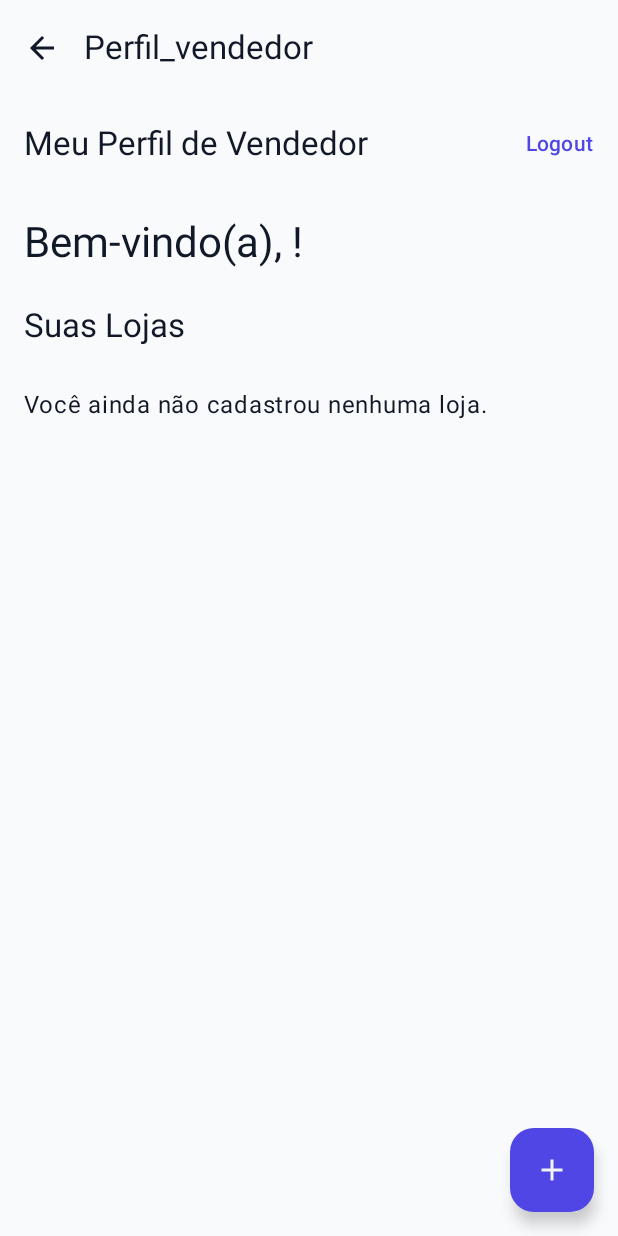
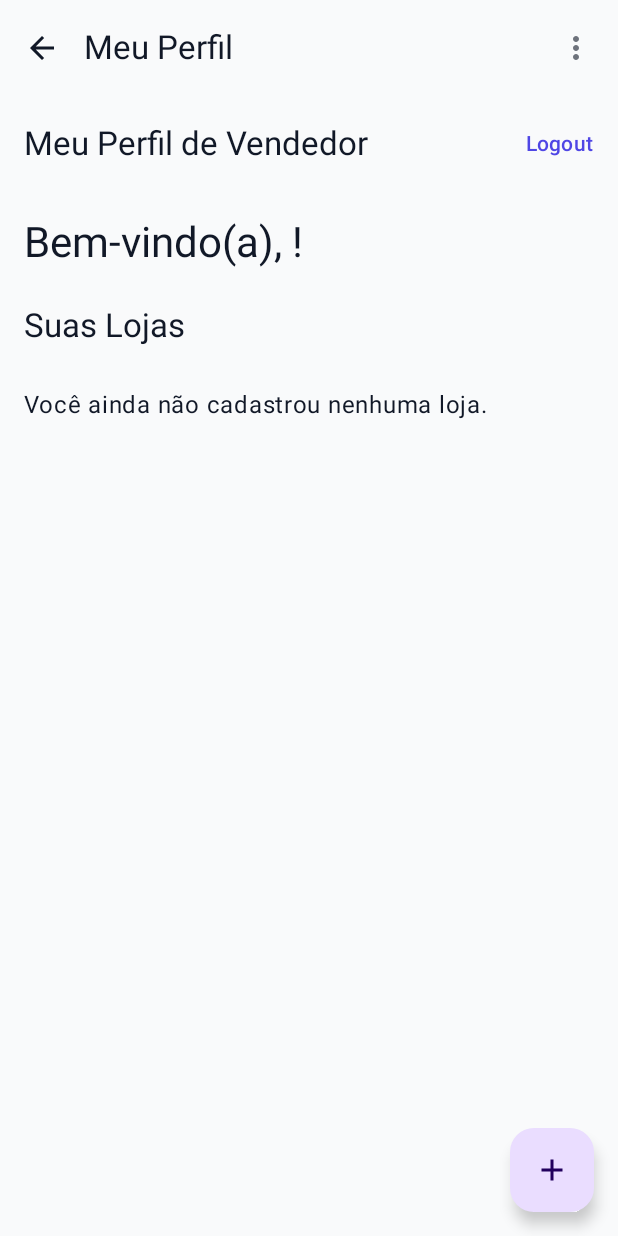
Before and after one commit to brunoalves0921/mobile_projeto_final, an Android app built with Jetpack Compose: the PerfilVendedorScreen screen opened through its navigation route, on a phone screen of 412 x 824 dp. Run offline under Robolectric (Android 15) with nearby library versions, the phone set to English and light mode, and no system bars; our stand-ins replace Firebase (no records; nobody signed in at launch, a user with empty details on screens opened directly).

Commit message:
ajustes visuais

```diff
--- a/app/src/main/java/com/example/ondetem/data/VendedorRepository.kt
+++ b/app/src/main/java/com/example/ondetem/data/VendedorRepository.kt
@@ -1,45 +1,23 @@
 package com.example.ondetem.data
 
-import android.content.Context
-import com.google.gson.Gson
-import com.google.gson.reflect.TypeToken
-import java.io.File
+import com.google.firebase.firestore.ktx.firestore
+import com.google.firebase.ktx.Firebase
+import kotlinx.coroutines.tasks.await
 
 object VendedorRepository {
 
-    // AVISO: Este repositório agora tem uso limitado.
-    // A autenticação (login/cadastro) é feita DIRETAMENTE pelo Firebase Authentication.
-    // As informações do vendedor (nome, email) são salvas no FIRESTORE.
-    //
-    // Mantemos este arquivo para demonstrar a estrutura original, mas
-    // as funções abaixo não são mais chamadas pelas telas de Login e Cadastro.
+    private val db = Firebase.firestore
+    private val vendedoresCollection = db.collection("vendedores")
 
-    private const val FILE_NAME = "vendedores.json"
-
-    private fun getFile(context: Context): File {
-        return File(context.filesDir, FILE_NAME)
-    }
-
-    // Esta função ainda pode ser útil para listar vendedores no futuro,
-    // embora o ideal seja buscar do Firestore.
-    fun listar(context: Context): List<Vendedor> {
-        val file = getFile(context)
-        if (!file.exists()) return emptyList()
-        val json = file.readText()
-        val type = object : TypeToken<List<Vendedor>>() {}.type
-        return Gson().fromJson(json, type) ?: emptyList()
-    }
-
-    // FUNÇÃO REMOVIDA DA LÓGICA DO APP
-    // A validação de login agora é feita com `auth.signInWithEmailAndPassword(...)`
-    fun validarLogin(context: Context, email: String, senha: String): Boolean {
-        // A lógica antiga causava o erro. Como não é mais usada, retornamos `false`.
-        return false
-    }
-
-    // FUNÇÃO REMOVIDA DA LÓGICA DO APP
-    // A verificação de e-mail agora é tratada pelo Firebase.
-    fun emailJaCadastrado(context: Context, email: String): Boolean {
-        return listar(context).any { it.email == email }
+    /**
+     * Busca os dados de um vendedor no Firestore usando seu UID.
+     */
+    suspend fun getVendedor(uid: String): Vendedor? {
+        return try {
+            vendedoresCollection.document(uid).get().await().toObject(Vendedor::class.java)
+        } catch (e: Exception) {
+            // Em caso de erro, retorna nulo
+            null
+        }
     }
 }
--- a/app/src/main/java/com/example/ondetem/ui/MainScreen.kt
+++ b/app/src/main/java/com/example/ondetem/ui/MainScreen.kt
@@ -36,7 +36,7 @@ fun MainScreen(
     onToggleFavorite: (Produto) -> Unit,
     areNotificationsEnabled: Boolean,
     onToggleNotifications: () -> Unit,
-    unreadNotificationCount: Int // <-- NOVO PARÂMETRO
+    unreadNotificationCount: Int
 ) {
     if (Build.VERSION.SDK_INT >= Build.VERSION_CODES.TIRAMISU) {
         val notificationPermissionState = rememberPermissionState(
@@ -53,6 +53,28 @@ fun MainScreen(
     val navBackStackEntry by navController.currentBackStackEntryAsState()
     val currentRoute = navBackStackEntry?.destination?.route
 
+    val topBarTitle by derivedStateOf {
+        when {
+            currentRoute?.startsWith("detalhes/") == true -> {
+                val produtoId = navBackStackEntry?.arguments?.getString("id")
+                viewModel.todosOsProdutos.value.find { it.id == produtoId }?.nome ?: "Detalhes"
+            }
+            currentRoute == "home" -> "Onde Tem?"
+            currentRoute == "favoritos" -> "Favoritos"
+            currentRoute == "mapa" -> "Mapa de Lojas"
+            currentRoute == "notificacoes" -> "Meus Alertas"
+            currentRoute == "config" -> "Configurações"
+            currentRoute == "ajuda" -> "Ajuda"
+            currentRoute == "perfil_vendedor" -> "Meu Perfil"
+            currentRoute?.startsWith("detalhes_loja/") == true -> "Detalhes da Loja"
+            currentRoute?.startsWith("editar_produto/") == true -> "Editar Produto"
+            currentRoute?.startsWith("cadastro_produto/") == true -> "Novo Produto"
+            currentRoute?.startsWith("editar_loja/") == true -> "Editar Loja"
+            currentRoute?.startsWith("cadastro_loja/") == true -> "Nova Loja"
+            else -> currentRoute?.replaceFirstChar { it.titlecase() } ?: ""
+        }
+    }
+
     val navItems = listOf(
         NavItem("home", "Home", Icons.Default.Home),
         NavItem("mapa", "Mapa", Icons.Default.Map),
@@ -64,15 +86,19 @@ fun MainScreen(
     val showBottomBar = currentRoute in bottomNavRoutes
     var menuExpanded by remember { mutableStateOf(false) }
 
+    // --- MUDANÇA AQUI ---
+    // Lista de telas que NÃO devem ter o menu de três pontinhos
+    val screensWithoutMenu = listOf("login", "cadastro", "selecionar_perfil")
+
     Scaffold(
         topBar = {
-            if (currentRoute != "selecionar_perfil") {
+            if (currentRoute !in screensWithoutMenu) {
                 TopBar(
-                    currentRoute = currentRoute ?: "",
+                    title = topBarTitle,
                     canNavigateBack = navController.previousBackStackEntry != null && currentRoute !in bottomNavRoutes,
                     onNavigateBack = { navController.popBackStack() },
                     actions = {
-                        if (currentRoute in bottomNavRoutes) {
+                        // A condição foi movida para fora, para exibir em mais telas
                         Box {
                             IconButton(onClick = { menuExpanded = true }) {
                                 Icon(Icons.Default.MoreVert, contentDescription = "Menu")
@@ -83,7 +109,6 @@ fun MainScreen(
                             ) {
                                 DropdownMenuItem(text = { Text("Configurações") }, onClick = { navController.navigate("config"); menuExpanded = false })
                                 DropdownMenuItem(text = { Text("Ajuda") }, onClick = { navController.navigate("ajuda"); menuExpanded = false })
-                                }
                             }
                         }
                     }
@@ -106,10 +131,9 @@ fun MainScreen(
                             },
                             label = { Text(item.label) },
                             icon = {
-                                // --- MUDANÇA AQUI: LÓGICA DA BADGE ---
                                 if (item.route == "notificacoes" && unreadNotificationCount > 0) {
                                     BadgedBox(
-                                        badge = { Badge() } // Exibe uma bolinha vermelha
+                                        badge = { Badge() }
                                     ) {
                                         Icon(item.icon, contentDescription = item.label)
                                     }
@@ -124,17 +148,16 @@ fun MainScreen(
         }
     ) { padding ->
         NavHost(
-            navController = navController, startDestination = "selecionar_perfil", modifier = Modifier.padding(padding),
+            navController = navController,
+            startDestination = "selecionar_perfil",
+            modifier = Modifier.padding(padding),
             enterTransition = { fadeIn(animationSpec = tween(300)) }, exitTransition = { fadeOut(animationSpec = tween(300)) },
             popEnterTransition = { fadeIn(animationSpec = tween(300)) }, popExitTransition = { fadeOut(animationSpec = tween(300)) }
         ) {
             composable("home") { HomeScreen(viewModel) { id -> navController.navigate("detalhes/$id") } }
             composable("favoritos") { FavoritosScreen(favoriteProducts) { id -> navController.navigate("detalhes/$id") } }
             composable("mapa") { MapaScreen() }
-
-            // --- MUDANÇA 2: ADICIONAR A ROTA PARA A NOVA TELA ---
             composable("notificacoes") { NotificacoesScreen() }
-
             composable("config") { ConfiguracoesScreen(viewModel, darkMode, onToggleDarkMode, areNotificationsEnabled, onToggleNotifications) }
             composable("ajuda") { AjudaScreen() }
             composable("detalhes/{id}") { backStackEntry -> val id = backStackEntry.arguments?.getString("id") ?: return@composable; DetalhesScreen(id, viewModel, favoriteProducts, onToggleFavorite, areNotificationsEnabled) }
--- a/app/src/main/java/com/example/ondetem/ui/components/TopBar.kt
+++ b/app/src/main/java/com/example/ondetem/ui/components/TopBar.kt
@@ -11,28 +11,19 @@ import androidx.compose.ui.text.style.TextOverflow
 @OptIn(ExperimentalMaterial3Api::class)
 @Composable
 fun TopBar(
-    currentRoute: String,
+    // --- MUDANÇA AQUI: NOVO PARÂMETRO PARA O TÍTULO ---
+    title: String,
     canNavigateBack: Boolean,
     onNavigateBack: () -> Unit,
-    // --- MUDANÇA: Adicionamos um parâmetro para as ações ---
     actions: @Composable RowScope.() -> Unit
 ) {
     TopAppBar(
         title = {
-            if (currentRoute == "home") {
-                Text(
-                    text = "Onde Tem?",
-                    style = MaterialTheme.typography.headlineSmall,
-                    fontWeight = FontWeight.Bold,
-                    color = MaterialTheme.colorScheme.primary
-                )
-            } else {
-                Text(
-                    text = currentRoute.replaceFirstChar { if (it.isLowerCase()) it.titlecase() else it.toString() },
-                    maxLines = 1,
-                    overflow = TextOverflow.Ellipsis
-                )
-            }
+            Text(
+                text = title, // Usa o novo parâmetro diretamente
+                maxLines = 1,
+                overflow = TextOverflow.Ellipsis
+            )
         },
         navigationIcon = {
             if (canNavigateBack) {
@@ -44,7 +35,6 @@ fun TopBar(
                 }
             }
         },
-        // --- MUDANÇA: Usamos o novo parâmetro aqui ---
         actions = actions
     )
 }
--- a/app/src/main/java/com/example/ondetem/ui/screens/PerfilVendedorScreen.kt
+++ b/app/src/main/java/com/example/ondetem/ui/screens/PerfilVendedorScreen.kt
@@ -1,6 +1,5 @@
 package com.example.ondetem.ui.screens
 
-import android.widget.Toast
 import androidx.compose.foundation.clickable
 import androidx.compose.foundation.layout.*
 import androidx.compose.foundation.lazy.LazyColumn
@@ -14,16 +13,14 @@ import androidx.compose.material3.*
 import androidx.compose.runtime.*
 import androidx.compose.ui.Alignment
 import androidx.compose.ui.Modifier
-import androidx.compose.ui.platform.LocalContext
 import androidx.compose.ui.text.style.TextOverflow
 import androidx.compose.ui.unit.dp
 import com.example.ondetem.data.Loja
 import com.example.ondetem.data.LojaRepository
 import com.example.ondetem.data.Vendedor
+import com.example.ondetem.data.VendedorRepository // <-- IMPORT ADICIONADO
 import com.google.firebase.auth.FirebaseAuth
-import com.google.firebase.firestore.FirebaseFirestore
 import kotlinx.coroutines.launch
-import kotlinx.coroutines.tasks.await
 
 @OptIn(ExperimentalMaterial3Api::class)
 @Composable
@@ -33,7 +30,6 @@ fun PerfilVendedorScreen(
     onLojaClick: (String) -> Unit,
     onEditLoja: (String) -> Unit
 ) {
-    val context = LocalContext.current
     val auth = FirebaseAuth.getInstance()
     val scope = rememberCoroutineScope()
 
@@ -44,26 +40,24 @@ fun PerfilVendedorScreen(
 
     fun refreshLojas() {
         scope.launch {
-            isLoading = true
             vendedor?.uid?.let {
                 lojas = LojaRepository.getLojasPorVendedor(it)
             }
-            isLoading = false
         }
     }
 
     LaunchedEffect(Unit) {
+        isLoading = true
         val currentUser = auth.currentUser
         if (currentUser == null) {
             onLogout()
             return@LaunchedEffect
         }
-        val uid = currentUser.uid
         try {
-            val vendedorDoc = FirebaseFirestore.getInstance().collection("vendedores").document(uid).get().await()
-            vendedor = vendedorDoc.toObject(Vendedor::class.java)
+            // --- MUDANÇA AQUI: USA O REPOSITÓRIO ---
+            vendedor = VendedorRepository.getVendedor(currentUser.uid)
             refreshLojas()
-        } catch (e: Exception) {
+        } finally {
             isLoading = false
         }
     }
@@ -91,19 +85,11 @@ fun PerfilVendedorScreen(
         topBar = {
             TopAppBar(
                 title = { Text("Meu Perfil de Vendedor") },
-                colors = TopAppBarDefaults.topAppBarColors(
-                    containerColor = MaterialTheme.colorScheme.surface,
-                    titleContentColor = MaterialTheme.colorScheme.onSurface
-                ),
                 actions = { TextButton(onClick = { auth.signOut(); onLogout() }) { Text("Logout") } }
             )
         },
         floatingActionButton = {
-            FloatingActionButton(
-                onClick = { vendedor?.uid?.let { onCadastrarLoja(it) } },
-                containerColor = MaterialTheme.colorScheme.primary, // Usando a cor primária
-                contentColor = MaterialTheme.colorScheme.onPrimary
-            ) {
+            FloatingActionButton(onClick = { vendedor?.uid?.let { onCadastrarLoja(it) } }) {
                 Icon(Icons.Default.Add, "Cadastrar Nova Loja")
             }
         }
@@ -114,7 +100,14 @@ fun PerfilVendedorScreen(
             } else {
                 LazyColumn(verticalArrangement = Arrangement.spacedBy(12.dp), contentPadding = PaddingValues(top = 16.dp, bottom = 80.dp)) {
                     item {
-                        Text("Bem-vindo(a), ${vendedor?.nome ?: ""}!", style = MaterialTheme.typography.headlineMedium)
+                        // --- MUDANÇA AQUI: EXIBE O NOME OU O E-MAIL ---
+                        val nomeDisplay = if (vendedor?.nome?.isNotBlank() == true) {
+                            vendedor?.nome
+                        } else {
+                            // Se o nome estiver em branco, mostra o e-mail como alternativa
+                            auth.currentUser?.email
+                        }
+                        Text("Bem-vindo(a), ${nomeDisplay ?: ""}!", style = MaterialTheme.typography.headlineMedium)
                         Spacer(Modifier.height(24.dp))
                         Text("Suas Lojas", style = MaterialTheme.typography.titleLarge)
                     }
```
Lines whose indentation alone changed are shown as unchanged.
